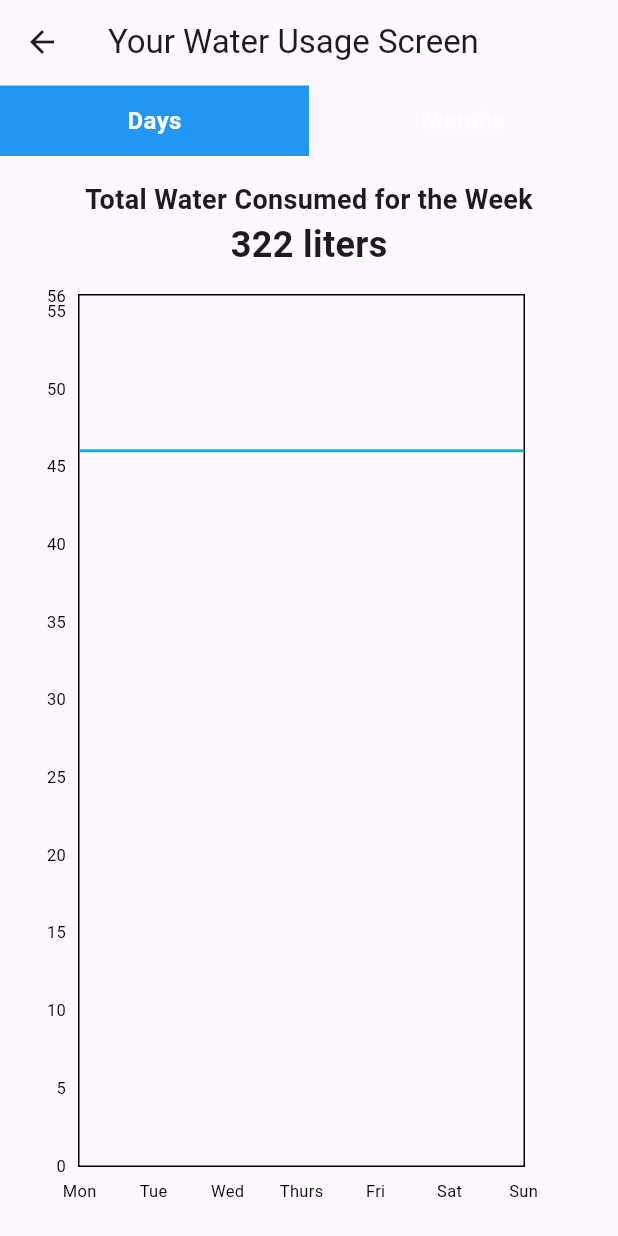
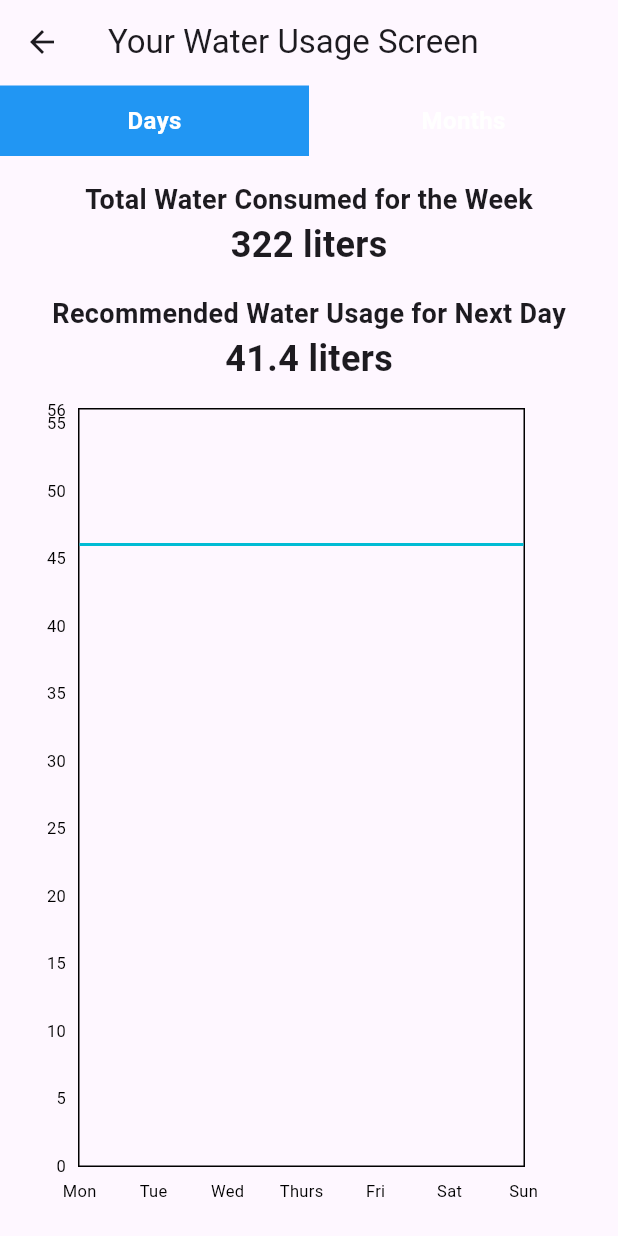
Before and after one commit to Lo-Yan/HydroMind-App, a Flutter app: the YourWaterUsageScreen screen opened directly, on a phone screen of 412 x 824 dp. Run offline on Flutter 3.47's test engine with Material 2 defaults, Android fonts, the phone set to English and light mode, and no system bars; drawn by our look-alikes of fl_chart; our stand-ins replace firebase_core; missing offline and left inert: mqtt_client; accounts and stored records are empty.

Commit message:
Merged #8
Added a simple linear regression model pitting against the average daily water consumption for the past 7 days and recommends the water to be consumed for the next day

```diff
--- a/lib/screens/your_water_usage_screen.dart
+++ b/lib/screens/your_water_usage_screen.dart
@@ -12,6 +12,17 @@ class YourWaterUsageScreen extends StatefulWidget {
 class _YourWaterUsageScreenState extends State<YourWaterUsageScreen> {
   int _selectedIndex = 0;
   final List<int> waterUsage = List.generate(7, (_) => Random().nextInt(21) + 30);
+
+  // Linear regression model
+  double predictNextDayConsumption(List<int> data) {
+    double average = calculateAverage(data);
+    return average * 0.9; // Adjust the multiplier to 0.9 for the recommendation.
+  }
+
+  double calculateAverage(List<int> data) {
+    double total = data.reduce((sum, value) => sum + value).toDouble();
+    return total / data.length;
+  }
 
   void _onNavItemTapped(int index) {
     setState(() {
@@ -78,7 +89,7 @@ class _YourWaterUsageScreenState extends State<YourWaterUsageScreen> {
           ? Column(
               children: [
                 Padding(
-                  padding: const EdgeInsets.only(top: 16), // Add some top padding here
+                  padding: const EdgeInsets.only(top: 16),
                   child: Align(
                     alignment: Alignment.topCenter,
                     child: Column(
@@ -90,6 +101,15 @@ class _YourWaterUsageScreenState extends State<YourWaterUsageScreen> {
                         ),
                         Text(
                           '${waterUsage.reduce((sum, value) => sum + value)} liters',
+                          style: const TextStyle(fontSize: 24, fontWeight: FontWeight.bold),
+                        ),
+                        const SizedBox(height: 16), // Add some spacing
+                        const Text(
+                          'Recommended Water Usage for Next Day',
+                          style: TextStyle(fontSize: 18, fontWeight: FontWeight.bold),
+                        ),
+                        Text(
+                          '${predictNextDayConsumption(waterUsage).toStringAsFixed(1)} liters',
                           style: const TextStyle(fontSize: 24, fontWeight: FontWeight.bold),
                         ),
                       ],
@@ -113,6 +133,7 @@ class _YourWaterUsageScreenState extends State<YourWaterUsageScreen> {
     );
   }
 }
+
 
 class WaterUsageChart extends StatelessWidget {
   final List<String> weekdays = ['Mon', 'Tue', 'Wed', 'Thurs', 'Fri', 'Sat', 'Sun'];
```
